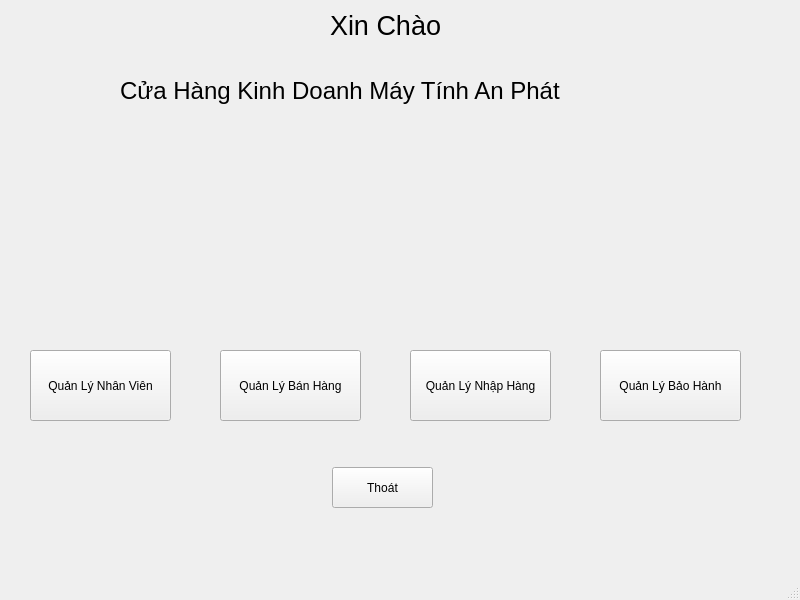
Old version of the form Menu.ui in the repository Quan-ITTB/CDN.
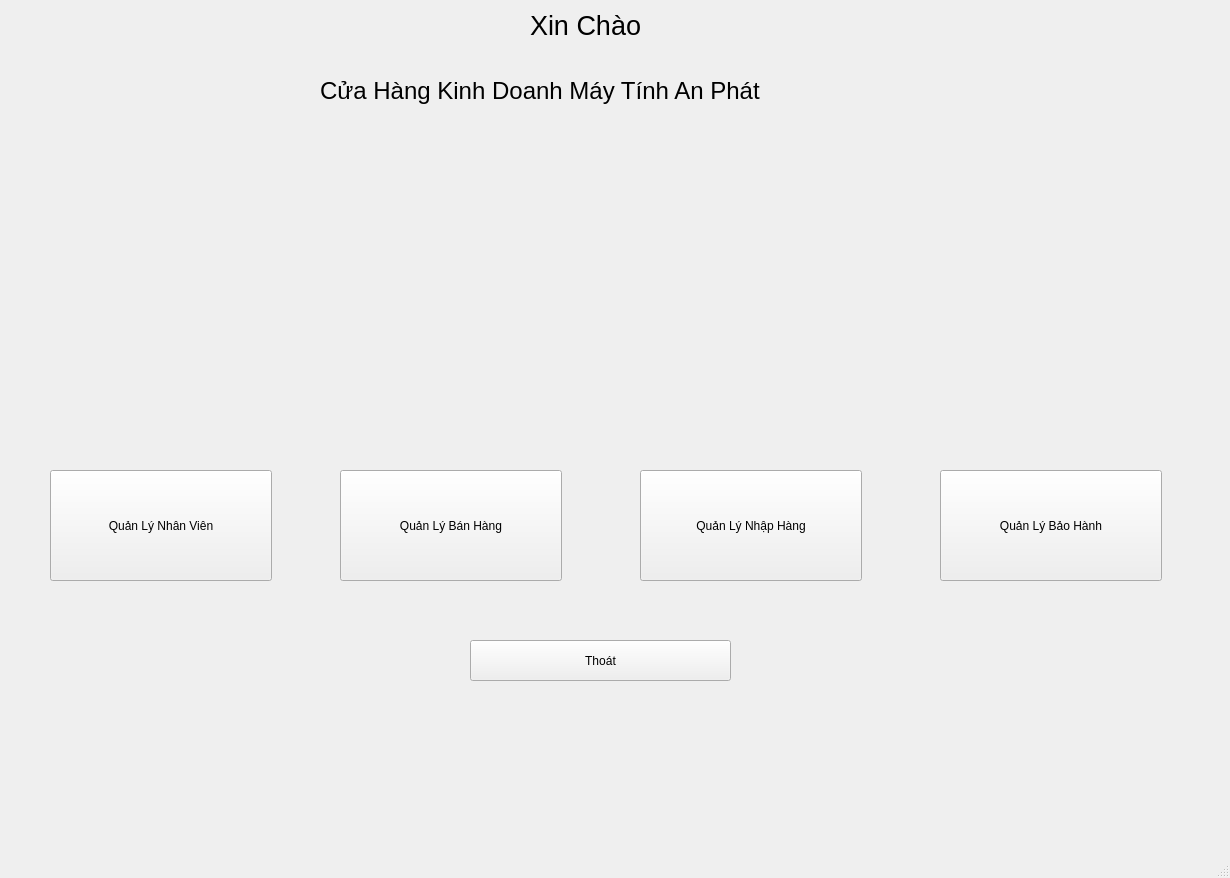
New version of the form. Icons and pictures are not drawn.

What changed in the file:
```diff
--- a/Menu.ui
+++ b/Menu.ui
@@ -6,8 +6,8 @@
    <rect>
     <x>0</x>
     <y>0</y>
-    <width>800</width>
-    <height>600</height>
+    <width>1230</width>
+    <height>878</height>
    </rect>
   </property>
   <property name="windowTitle">
@@ -17,7 +17,7 @@
    <widget class="QLabel" name="label">
     <property name="geometry">
      <rect>
-      <x>330</x>
+      <x>530</x>
       <y>0</y>
       <width>131</width>
       <height>51</height>
@@ -35,7 +35,7 @@
    <widget class="QLabel" name="label_2">
     <property name="geometry">
      <rect>
-      <x>120</x>
+      <x>320</x>
       <y>70</y>
       <width>551</width>
       <height>41</height>
@@ -53,10 +53,10 @@
    <widget class="QPushButton" name="btn_qlnv">
     <property name="geometry">
      <rect>
-      <x>30</x>
-      <y>350</y>
-      <width>141</width>
-      <height>71</height>
+      <x>50</x>
+      <y>470</y>
+      <width>222</width>
+      <height>111</height>
      </rect>
     </property>
     <property name="text">
@@ -66,10 +66,10 @@
    <widget class="QPushButton" name="btn_qlbh">
     <property name="geometry">
      <rect>
-      <x>220</x>
-      <y>350</y>
-      <width>141</width>
-      <height>71</height>
+      <x>340</x>
+      <y>470</y>
+      <width>222</width>
+      <height>111</height>
      </rect>
     </property>
     <property name="text">
@@ -79,10 +79,10 @@
    <widget class="QPushButton" name="btn_qlnh">
     <property name="geometry">
      <rect>
-      <x>410</x>
-      <y>350</y>
-      <width>141</width>
-      <height>71</height>
+      <x>640</x>
+      <y>470</y>
+      <width>222</width>
+      <height>111</height>
      </rect>
     </property>
     <property name="text">
@@ -92,10 +92,10 @@
    <widget class="QPushButton" name="btn_qlbhanh">
     <property name="geometry">
      <rect>
-      <x>600</x>
-      <y>350</y>
-      <width>141</width>
-      <height>71</height>
+      <x>940</x>
+      <y>470</y>
+      <width>222</width>
+      <height>111</height>
      </rect>
     </property>
     <property name="text">
@@ -105,9 +105,9 @@
    <widget class="QPushButton" name="btn_exit">
     <property name="geometry">
      <rect>
-      <x>332</x>
-      <y>467</y>
-      <width>101</width>
+      <x>470</x>
+      <y>640</y>
+      <width>261</width>
       <height>41</height>
      </rect>
     </property>
@@ -118,10 +118,10 @@
    <widget class="QLabel" name="label_3">
     <property name="geometry">
      <rect>
-      <x>250</x>
-      <y>130</y>
-      <width>281</width>
-      <height>191</height>
+      <x>320</x>
+      <y>140</y>
+      <width>541</width>
+      <height>281</height>
      </rect>
     </property>
     <property name="text">
```
Left out of the diff: 2 changed lines with no effect on the pictures.
